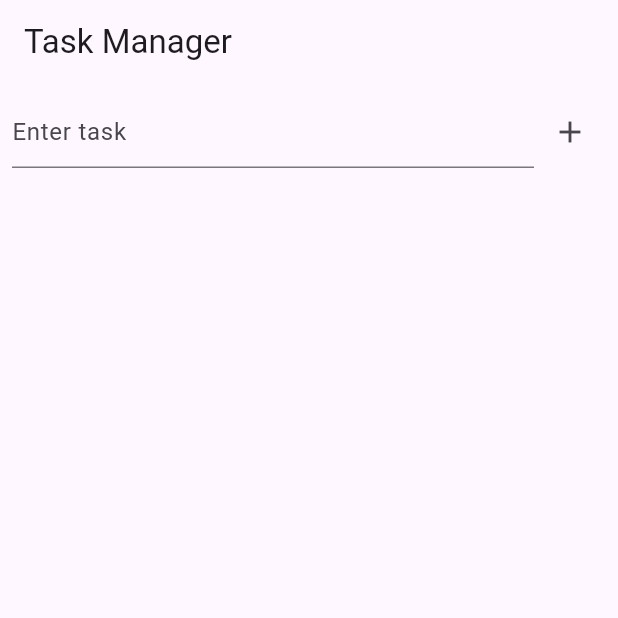
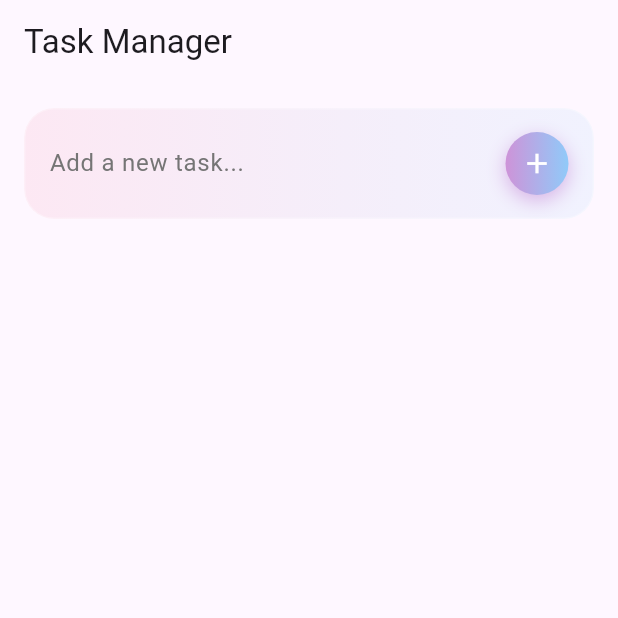
Before and after one commit to PranjalG/remembero, a Flutter app: the screen it shows after launch, on a phone screen of 412 x 824 dp, the top half of it. Run offline on Flutter 3.47's test engine with Material 3 defaults, Android fonts, the phone set to English and light mode, and no system bars; our stand-ins replace shared_preferences.

Commit message:
- UI improvement for add task widget

```diff
--- a/lib/custom_widgets/add_task.dart
+++ b/lib/custom_widgets/add_task.dart
@@ -1,3 +1,4 @@
+import 'dart:ui';
 import 'package:flutter/material.dart';
 import 'package:provider/provider.dart';
 import '../providers/task_provider.dart';
@@ -15,27 +16,76 @@ class _AddTaskWidgetState extends State<AddTaskWidget> {
   @override
   Widget build(BuildContext context) {
     return Padding(
-      padding: const EdgeInsets.all(8.0),
+      padding: const EdgeInsets.all(16.0),
+      child: ClipRRect(
+        borderRadius: BorderRadius.circular(20),
+        child: BackdropFilter(
+          filter: ImageFilter.blur(sigmaX: 15, sigmaY: 15),
+          child: Container(
+            padding: const EdgeInsets.symmetric(horizontal: 16, vertical: 12),
+            decoration: BoxDecoration(
+              borderRadius: BorderRadius.circular(20),
+              gradient: LinearGradient(
+                colors: [
+                  Colors.pink.shade100.withOpacity(0.25),
+                  Colors.blue.shade100.withOpacity(0.2),
+                ],
+              ),
+              border: Border.all(
+                color: Colors.white.withOpacity(0.3),
+              ),
+            ),
             child: Row(
               children: [
                 Expanded(
                   child: TextField(
                     controller: controller,
-              decoration: const InputDecoration(
-                hintText: "Enter task",
+                    style: const TextStyle(color: Colors.black87),
+                    decoration: InputDecoration(
+                      hintText: "Add a new task...",
+                      hintStyle: TextStyle(
+                        color: Colors.grey.shade600,
+                      ),
+                      border: InputBorder.none,
                     ),
                   ),
                 ),
-          IconButton(
-            icon: const Icon(Icons.add),
-            onPressed: () {
+                const SizedBox(width: 10),
+                GestureDetector(
+                  onTap: () {
                     if (controller.text.trim().isEmpty) return;
-
                     context.read<TaskProvider>().addTask(controller.text);
                     controller.clear();
                   },
+                  child: Container(
+                    padding: const EdgeInsets.all(10),
+                    decoration: BoxDecoration(
+                      shape: BoxShape.circle,
+                      gradient: LinearGradient(
+                        colors: [
+                          Colors.purple.shade200,
+                          Colors.blue.shade200,
+                        ],
+                      ),
+                      boxShadow: [
+                        BoxShadow(
+                          color: Colors.purple.withOpacity(0.3),
+                          blurRadius: 10,
+                          offset: const Offset(0, 4),
                         )
                       ],
+                    ),
+                    child: const Icon(
+                      Icons.add,
+                      color: Colors.white,
+                      size: 22,
+                    ),
+                  ),
+                ),
+              ],
+            ),
+          ),
+        ),
       ),
     );
   }
```
Also changed, not shown: 2 other files. Lines whose indentation alone changed are shown as unchanged.
